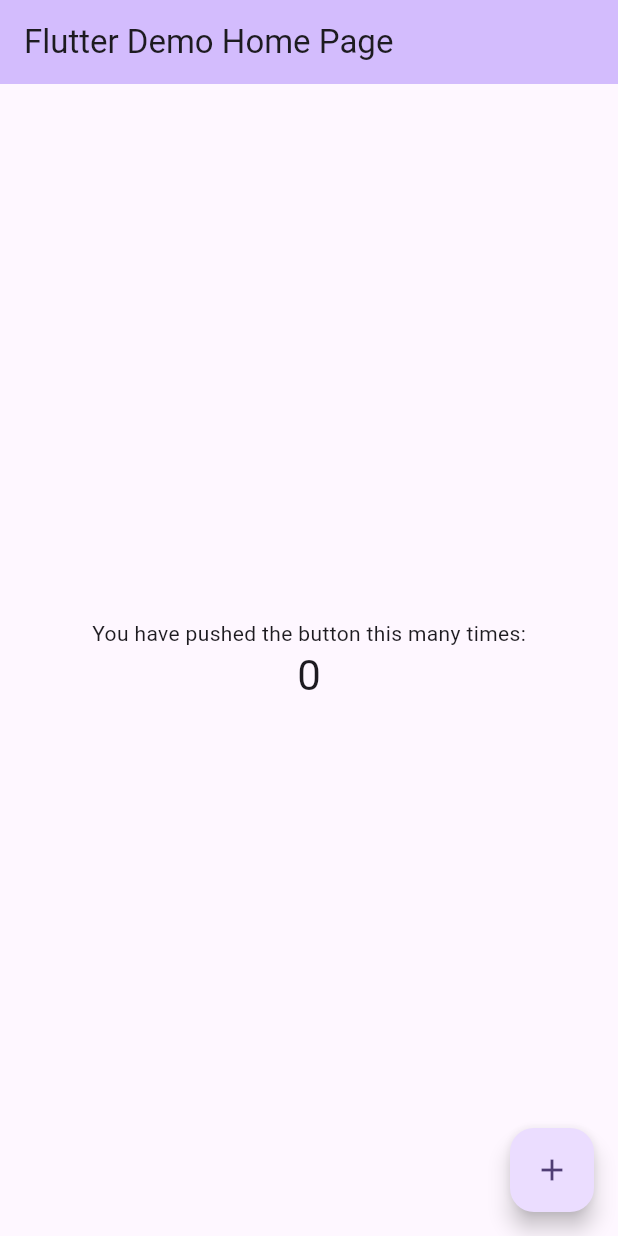
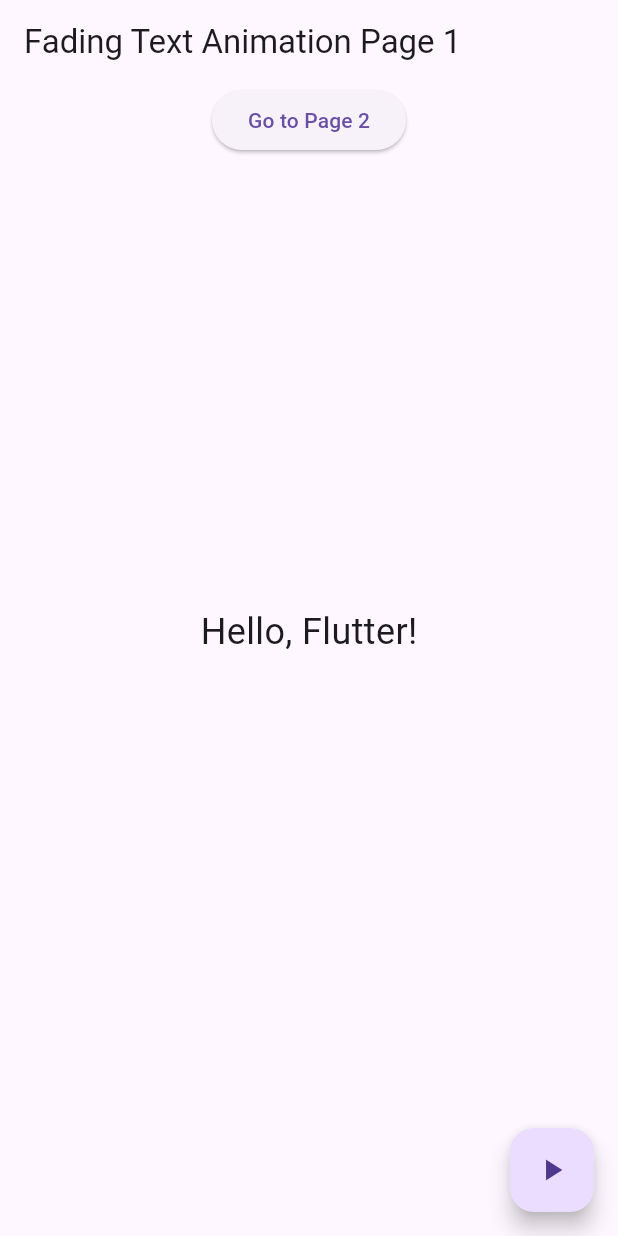
Before and after one commit to fheise1/incw7-MAD-, a Flutter app: the screen it shows after launch, on a phone screen of 412 x 824 dp. Run offline on Flutter 3.47's test engine with Material 3 defaults, Android fonts, the light colour scheme and no system bars.

Commit message:
added a second page with similar functionality

```diff
--- a/incw7/lib/main.dart
+++ b/incw7/lib/main.dart
@@ -1,125 +1,121 @@
 import 'package:flutter/material.dart';
 
 void main() {
-  runApp(const MyApp());
+  runApp(MyApp());
 }
 
 class MyApp extends StatelessWidget {
-  const MyApp({super.key});
-
-  // This widget is the root of your application.
   @override
   Widget build(BuildContext context) {
     return MaterialApp(
-      title: 'Flutter Demo',
-      theme: ThemeData(
-        // This is the theme of your application.
-        //
-        // TRY THIS: Try running your application with "flutter run". You'll see
-        // the application has a purple toolbar. Then, without quitting the app,
-        // try changing the seedColor in the colorScheme below to Colors.green
-        // and then invoke "hot reload" (save your changes or press the "hot
-        // reload" button in a Flutter-supported IDE, or press "r" if you used
-        // the command line to start the app).
-        //
-        // Notice that the counter didn't reset back to zero; the application
-        // state is not lost during the reload. To reset the state, use hot
-        // restart instead.
-        //
-        // This works for code too, not just values: Most code changes can be
-        // tested with just a hot reload.
-        colorScheme: ColorScheme.fromSeed(seedColor: Colors.deepPurple),
-        useMaterial3: true,
-      ),
-      home: const MyHomePage(title: 'Flutter Demo Home Page'),
+      home: FadingTextAnimation(),
     );
   }
 }
 
-class MyHomePage extends StatefulWidget {
-  const MyHomePage({super.key, required this.title});
-
-  // This widget is the home page of your application. It is stateful, meaning
-  // that it has a State object (defined below) that contains fields that affect
-  // how it looks.
-
-  // This class is the configuration for the state. It holds the values (in this
-  // case the title) provided by the parent (in this case the App widget) and
-  // used by the build method of the State. Fields in a Widget subclass are
-  // always marked "final".
-
-  final String title;
-
+class FadingTextAnimation extends StatefulWidget {
   @override
-  State<MyHomePage> createState() => _MyHomePageState();
+  _FadingTextAnimationState createState() => _FadingTextAnimationState();
 }
 
-class _MyHomePageState extends State<MyHomePage> {
-  int _counter = 0;
+class _FadingTextAnimationState extends State<FadingTextAnimation> {
+  bool _isVisible = true;
 
-  void _incrementCounter() {
+  void toggleVisibility() {
     setState(() {
-      // This call to setState tells the Flutter framework that something has
-      // changed in this State, which causes it to rerun the build method below
-      // so that the display can reflect the updated values. If we changed
-      // _counter without calling setState(), then the build method would not be
-      // called again, and so nothing would appear to happen.
-      _counter++;
+      _isVisible = !_isVisible;
     });
   }
 
   @override
   Widget build(BuildContext context) {
-    // This method is rerun every time setState is called, for instance as done
-    // by the _incrementCounter method above.
-    //
-    // The Flutter framework has been optimized to make rerunning build methods
-    // fast, so that you can just rebuild anything that needs updating rather
-    // than having to individually change instances of widgets.
     return Scaffold(
       appBar: AppBar(
-        // TRY THIS: Try changing the color here to a specific color (to
-        // Colors.amber, perhaps?) and trigger a hot reload to see the AppBar
-        // change color while the other colors stay the same.
-        backgroundColor: Theme.of(context).colorScheme.inversePrimary,
-        // Here we take the value from the MyHomePage object that was created by
-        // the App.build method, and use it to set our appbar title.
-        title: Text(widget.title),
+        title: Text('Fading Text Animation Page 1'),
       ),
       body: Center(
-        // Center is a layout widget. It takes a single child and positions it
-        // in the middle of the parent.
         child: Column(
-          // Column is also a layout widget. It takes a list of children and
-          // arranges them vertically. By default, it sizes itself to fit its
-          // children horizontally, and tries to be as tall as its parent.
-          //
-          // Column has various properties to control how it sizes itself and
-          // how it positions its children. Here we use mainAxisAlignment to
-          // center the children vertically; the main axis here is the vertical
-          // axis because Columns are vertical (the cross axis would be
-          // horizontal).
-          //
-          // TRY THIS: Invoke "debug painting" (choose the "Toggle Debug Paint"
-          // action in the IDE, or press "p" in the console), to see the
-          // wireframe for each widget.
-          mainAxisAlignment: MainAxisAlignment.center,
-          children: <Widget>[
-            const Text(
-              'You have pushed the button this many times:',
+          children: [
+            ElevatedButton(
+              child: const Text('Go to Page 2'),
+              onPressed: () {
+                Navigator.push(
+                  context,
+                  MaterialPageRoute(builder: (context) => SecondRoute()),
+                );
+              },
             ),
-            Text(
-              '$_counter',
-              style: Theme.of(context).textTheme.headlineMedium,
+            SizedBox(height: 300),
+            GestureDetector(
+              onTap: toggleVisibility,
+              child: AnimatedOpacity(
+                opacity: _isVisible ? 1.0 : 0.0,
+                duration: Duration(seconds: 1),
+                curve: Curves.bounceInOut,
+                child: const Text(
+                  'Hello, Flutter!',
+                  style: TextStyle(fontSize: 24),
+                ),
+              ),
             ),
           ],
         ),
       ),
       floatingActionButton: FloatingActionButton(
-        onPressed: _incrementCounter,
-        tooltip: 'Increment',
-        child: const Icon(Icons.add),
-      ), // This trailing comma makes auto-formatting nicer for build methods.
+        onPressed: toggleVisibility,
+        child: Icon(Icons.play_arrow),
+      ),
     );
   }
 }
+
+class SecondRoute extends StatefulWidget {
+  @override
+  _SecondRouteState createState() => _SecondRouteState();
+}
+
+class _SecondRouteState extends State<SecondRoute> {
+  bool _isVisible = true;
+
+  void toggleVisibility() {
+    setState(() {
+      _isVisible = !_isVisible;
+    });
+  }
+
+  @override
+  Widget build(BuildContext context) {
+    return Scaffold(
+      appBar: AppBar(title: const Text('Fading Text Animation Page 2')),
+      body: Center(
+        child: Column(
+          children: [
+            ElevatedButton(
+              child: const Text('Go to Page 1'),
+              onPressed: () {
+                Navigator.pop(context);
+              },
+            ),
+            SizedBox(height: 300),
+            GestureDetector(
+              onTap: toggleVisibility,
+              child: AnimatedOpacity(
+                opacity: _isVisible ? 1.0 : 0.0,
+                duration: Duration(seconds: 1),
+                curve: Curves.decelerate,
+                child: const Text(
+                  'Hello, Flutter!',
+                  style: TextStyle(fontSize: 24),
+                ),
+              ),
+            ),
+          ],
+        ),
+      ),
+      floatingActionButton: FloatingActionButton(
+        onPressed: toggleVisibility,
+        child: Icon(Icons.play_arrow),
+      ),
+    );
+  }
+}
```
